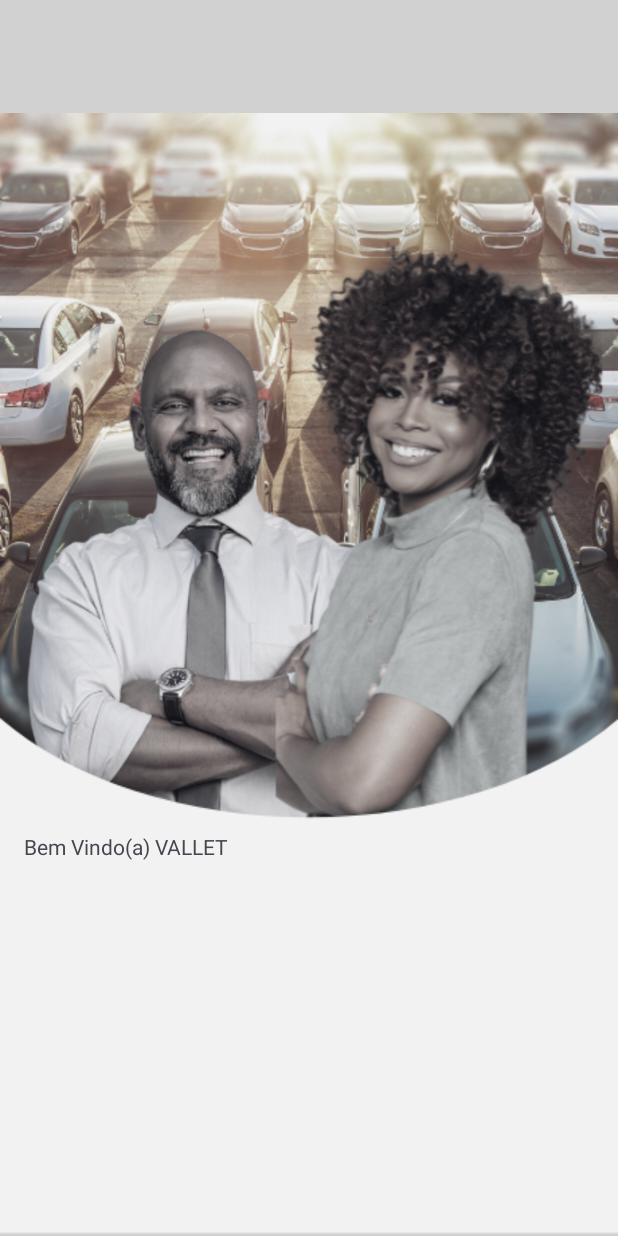
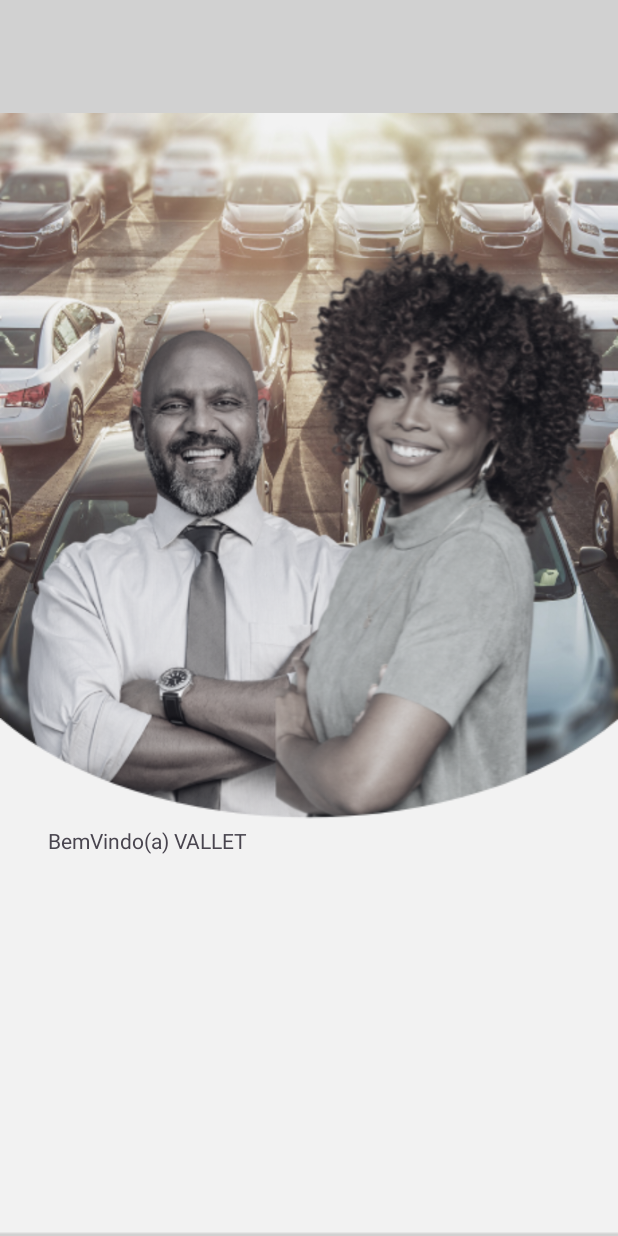
Before and after one commit to lariiscriis/ValletProjeto, an Android app: the screen it shows after launch (MainActivity), on a phone screen of 412 x 824 dp. Run offline under Robolectric (Android 15) with nearby library versions, the phone set to English and light mode, and no system bars.

Commit message:
banco de dados

```diff
--- a/app/build.gradle.kts
+++ b/app/build.gradle.kts
@@ -1,6 +1,7 @@
 plugins {
     alias(libs.plugins.android.application)
     alias(libs.plugins.kotlin.android)
+    alias(libs.plugins.google.gms.google.services)
 }
 
 android {
@@ -42,6 +43,7 @@ dependencies {
     implementation(libs.material)
     implementation(libs.androidx.activity)
     implementation(libs.androidx.constraintlayout)
+    implementation(libs.firebase.auth)
     testImplementation(libs.junit)
     androidTestImplementation(libs.androidx.junit)
     androidTestImplementation(libs.androidx.espresso.core)
--- a/app/src/main/res/layout/activity_main.xml
+++ b/app/src/main/res/layout/activity_main.xml
@@ -13,6 +13,7 @@
         android:layout_width="wrap_content"
         android:layout_height="wrap_content"
         android:layout_marginBottom="180dp"
+        android:contentDescription="@string/imagem"
         app:layout_constraintBottom_toBottomOf="parent"
         app:layout_constraintEnd_toEndOf="parent"
         app:layout_constraintHorizontal_bias="0.0"
@@ -24,6 +25,7 @@
         android:layout_width="wrap_content"
         android:layout_height="wrap_content"
         android:layout_marginBottom="1dp"
+        android:contentDescription="@string/imagem"
         android:scaleType="centerCrop"
         app:layout_constraintBottom_toBottomOf="parent"
         app:layout_constraintEnd_toEndOf="parent"
@@ -35,10 +37,9 @@
         android:id="@+id/textView2"
         android:layout_width="wrap_content"
         android:layout_height="wrap_content"
-        android:layout_marginStart="16dp"
-        android:layout_marginTop="76dp"
-        android:text="Bem Vindo(a) VALLET"
-        android:layout_marginStar="32dp"
+        android:layout_marginStart="32dp"
+        android:layout_marginTop="72dp"
+        android:text="@string/bemvindo"
         app:layout_constraintStart_toStartOf="parent"
         app:layout_constraintTop_toTopOf="@+id/imageView11" />
 
--- a/app/src/main/res/values/strings.xml
+++ b/app/src/main/res/values/strings.xml
@@ -1,3 +1,5 @@
 <resources>
     <string name="app_name">ValletProjeto</string>
+    <string name="bemvindo">BemVindo(a) VALLET</string>
+    <string name="imagem">imagem</string>
 </resources>
--- a/build.gradle.kts
+++ b/build.gradle.kts
@@ -2,4 +2,5 @@
 plugins {
     alias(libs.plugins.android.application) apply false
     alias(libs.plugins.kotlin.android) apply false
+    alias(libs.plugins.google.gms.google.services) apply false
 }
--- a/gradle/libs.versions.toml
+++ b/gradle/libs.versions.toml
@@ -9,6 +9,8 @@ appcompat = "1.7.0"
 material = "1.12.0"
 activity = "1.10.1"
 constraintlayout = "2.2.1"
+googleGmsGoogleServices = "4.4.2"
+firebaseAuth = "23.2.0"
 
 [libraries]
 androidx-core-ktx = { group = "androidx.core", name = "core-ktx", version.ref = "coreKtx" }
@@ -19,7 +21,9 @@ androidx-appcompat = { group = "androidx.appcompat", name = "appcompat", version
 material = { group = "com.google.android.material", name = "material", version.ref = "material" }
 androidx-activity = { group = "androidx.activity", name = "activity", version.ref = "activity" }
 androidx-constraintlayout = { group = "androidx.constraintlayout", name = "constraintlayout", version.ref = "constraintlayout" }
+firebase-auth = { group = "com.google.firebase", name = "firebase-auth", version.ref = "firebaseAuth" }
 
 [plugins]
 android-application = { id = "com.android.application", version.ref = "agp" }
 kotlin-android = { id = "org.jetbrains.kotlin.android", version.ref = "kotlin" }
+google-gms-google-services = { id = "com.google.gms.google-services", version.ref = "googleGmsGoogleServices" }
```
Also changed, not shown: 1 other file.
